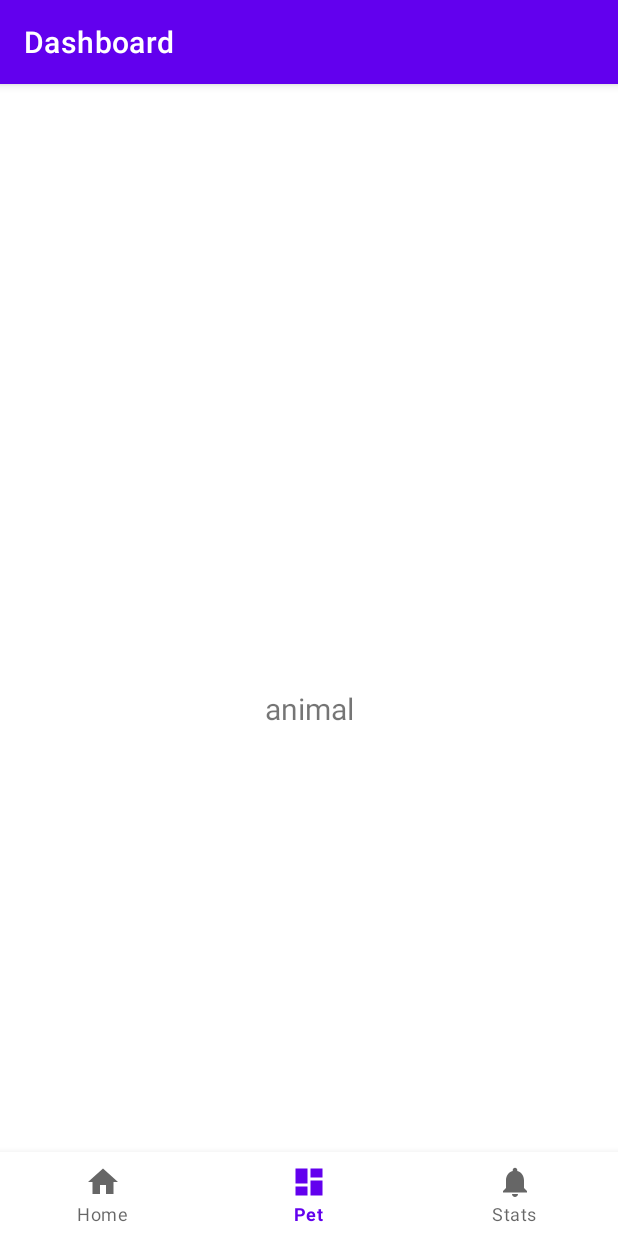
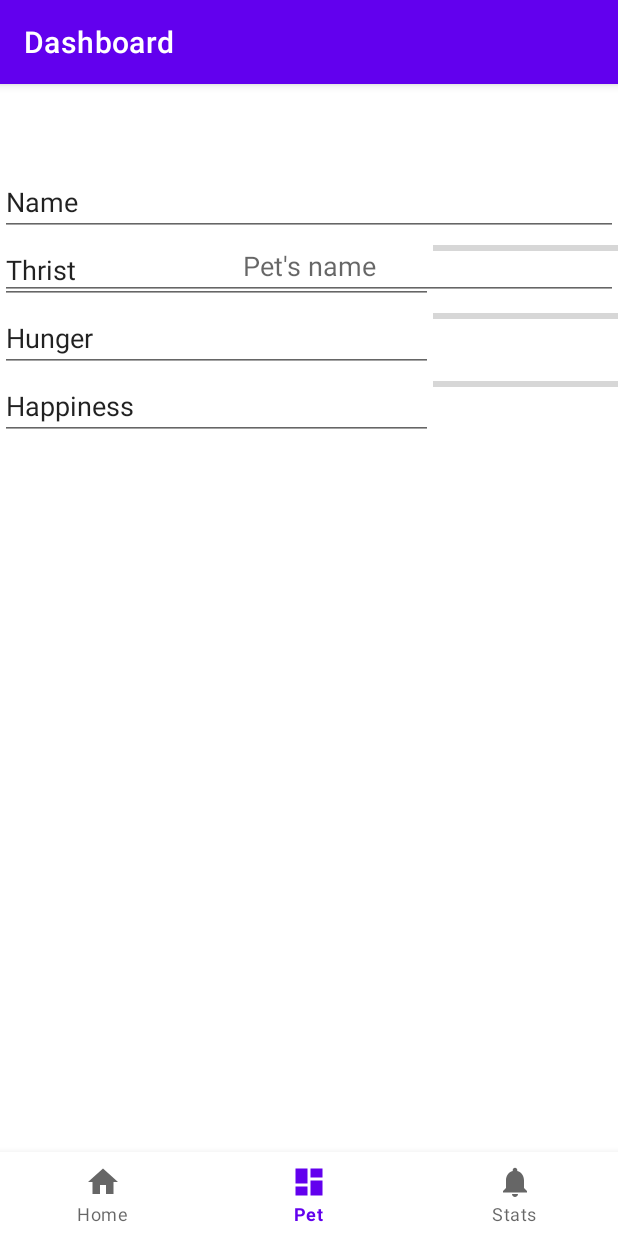
Before and after one commit to VeressIris/ITfest, an Android app: the PetFragment screen opened through its navigation route, on a phone screen of 412 x 824 dp. Run offline under Robolectric (Android 15) with nearby library versions, the phone set to English and light mode, and no system bars; our stand-ins replace navigation-ui.

Commit message:
Update fragment_animal.xml
super

```diff
--- a/app/src/main/res/layout/fragment_animal.xml
+++ b/app/src/main/res/layout/fragment_animal.xml
@@ -6,18 +6,99 @@
     android:layout_height="match_parent"
     tools:context=".ui.dashboard.PetFragment">
 
-    <TextView
-        android:id="@+id/text_dashboard"
+    <com.google.android.material.textfield.TextInputEditText
         android:layout_width="match_parent"
         android:layout_height="wrap_content"
-        android:layout_marginStart="8dp"
-        android:layout_marginTop="8dp"
-        android:layout_marginEnd="8dp"
-        android:text="animal"
-        android:textAlignment="center"
-        android:textSize="20sp"
+        android:layout_marginBottom="624dp"
+        android:hint="Pet's name"
+        android:gravity="center"
         app:layout_constraintBottom_toBottomOf="parent"
         app:layout_constraintEnd_toEndOf="parent"
-        app:layout_constraintStart_toStartOf="parent"
-        app:layout_constraintTop_toTopOf="parent" />
+        app:layout_constraintHorizontal_bias="1.0"
+        app:layout_constraintStart_toStartOf="parent" />
+
+    <LinearLayout
+        android:id="@+id/linear_layout_bottom"
+        android:layout_width="match_parent"
+        android:layout_height="wrap_content"
+        android:layout_alignParentBottom="true"
+        android:orientation="vertical"
+        tools:layout_editor_absoluteX="-110dp"
+        tools:layout_editor_absoluteY="423dp">
+
+        <EditText
+            android:id="@+id/editTextText3"
+            android:layout_width="match_parent"
+            android:layout_height="wrap_content"
+            android:ems="10"
+            android:inputType="text"
+            android:text="Name" />
+
+        <LinearLayout
+            android:layout_width="match_parent"
+            android:layout_height="match_parent"
+            android:orientation="horizontal">
+
+            <EditText
+                android:id="@+id/editTextText4"
+                android:layout_width="wrap_content"
+                android:layout_height="wrap_content"
+                android:layout_weight="1"
+                android:ems="10"
+                android:inputType="text"
+                android:text="Thrist" />
+
+            <ProgressBar
+                android:id="@+id/progressBar"
+                style="?android:attr/progressBarStyleHorizontal"
+                android:layout_width="wrap_content"
+                android:layout_height="wrap_content"
+                android:layout_weight="1" />
+        </LinearLayout>
+
+        <LinearLayout
+            android:layout_width="match_parent"
+            android:layout_height="match_parent"
+            android:orientation="horizontal">
+
+            <EditText
+                android:id="@+id/editTextText5"
+                android:layout_width="wrap_content"
+                android:layout_height="wrap_content"
+                android:layout_weight="1"
+                android:ems="10"
+                android:inputType="text"
+                android:text="Hunger" />
+
+            <ProgressBar
+                android:id="@+id/progressBar2"
+                style="?android:attr/progressBarStyleHorizontal"
+                android:layout_width="wrap_content"
+                android:layout_height="wrap_content"
+                android:layout_weight="1" />
+        </LinearLayout>
+
+        <LinearLayout
+            android:layout_width="match_parent"
+            android:layout_height="match_parent"
+            android:orientation="horizontal">
+
+            <EditText
+                android:id="@+id/editTextText6"
+                android:layout_width="wrap_content"
+                android:layout_height="wrap_content"
+                android:layout_weight="1"
+                android:ems="10"
+                android:inputType="text"
+                android:text="Happiness" />
+
+            <ProgressBar
+                android:id="@+id/progressBar3"
+                style="?android:attr/progressBarStyleHorizontal"
+                android:layout_width="wrap_content"
+                android:layout_height="wrap_content"
+                android:layout_weight="1" />
+        </LinearLayout>
+    </LinearLayout>
+
 </androidx.constraintlayout.widget.ConstraintLayout>
```
